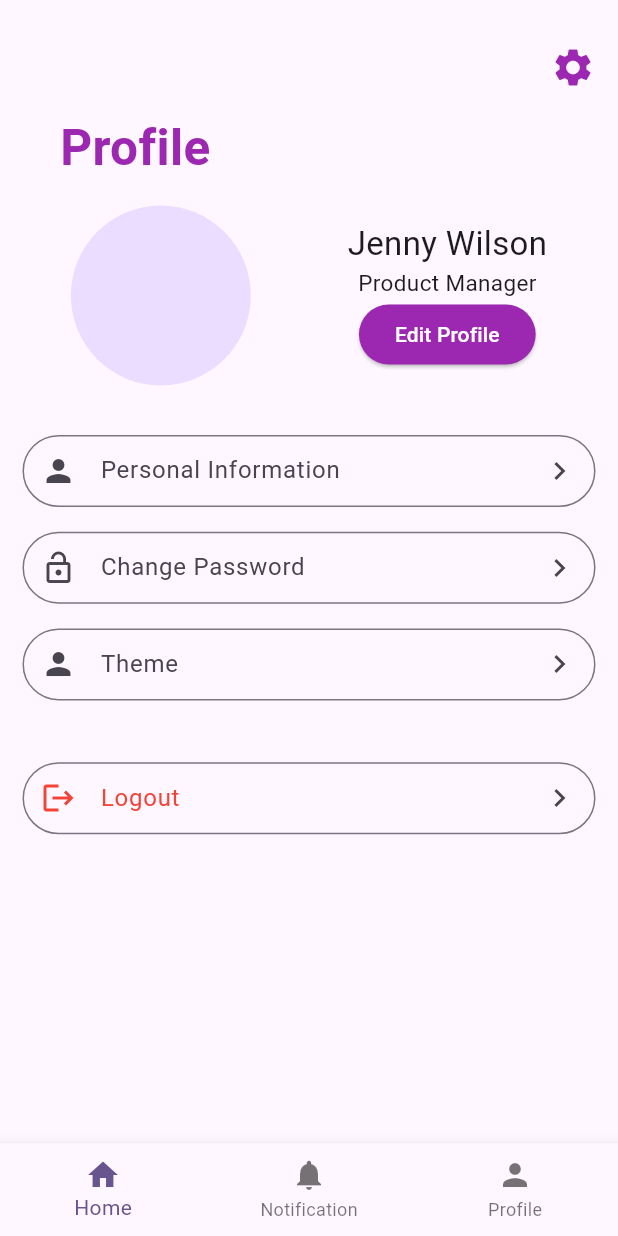
After one commit to rahulsaini0160/skool, a Flutter app: the screen it shows after launch, on a phone screen of 412 x 824 dp. The commit adds this screen. Run offline on Flutter 3.47's test engine with Material 2 defaults, Android fonts, the phone set to English and light mode, and no system bars.

Commit message:
code commit

```diff
--- /dev/null
+++ b/lib/post.dart
@@ -0,0 +1,203 @@
+import 'package:flutter/material.dart';
+
+class postData extends StatefulWidget {
+  const postData({super.key});
+
+  @override
+  State<postData> createState() => _postDataState();
+}
+
+class _postDataState extends State<postData> {
+  @override
+  Widget build(BuildContext context) {
+    var _mediaQuery = MediaQuery.of(context);
+    return Scaffold(
+      body: Container(
+        padding: EdgeInsets.symmetric(horizontal: 15, vertical: 30),
+        child: Column(
+          children: [
+            Row(
+              mainAxisAlignment: MainAxisAlignment.end,
+              children: <Widget>[
+                Icon(
+                  Icons.settings,
+                  size: 30,
+                  color: Colors.purple,
+                )
+              ],
+            ),
+            Padding(
+              padding: const EdgeInsets.symmetric(horizontal: 25, vertical: 15),
+              child: Row(
+                mainAxisAlignment: MainAxisAlignment.start,
+                children: [
+                  Text(
+                    "Profile",
+                    style: TextStyle(
+                        fontSize: 33,
+                        fontWeight: FontWeight.w700,
+                        color: Colors.purple),
+                  ),
+                ],
+              ),
+            ),
+            Column(
+              children: [
+                Row(
+                  mainAxisAlignment: MainAxisAlignment.spaceAround,
+                  children: [
+                    CircleAvatar(
+                      radius: 60,
+                    ),
+                    Column(
+                      children: [
+                        Text(
+                          "Jenny Wilson",
+                          style: TextStyle(fontSize: 22),
+                        ),
+                        Text(
+                          "Product Manager",
+                          style: TextStyle(fontSize: 15),
+                        ),
+                        ElevatedButton(
+                          onPressed: () {
+                            // Example: Navigator.push(context, MaterialPageRoute(builder: (context) => EditProfilePage()));
+                          },
+                          style: ElevatedButton.styleFrom(
+                            backgroundColor: Colors.purple,
+                          ),
+                          child: Text(
+                            'Edit Profile',
+                            style: TextStyle(color: Colors.white),
+                          ),
+                        ),
+                      ],
+                    ),
+                  ],
+                ),
+              ],
+            ),
+            SizedBox(
+              height: _mediaQuery.size.height * 0.04,
+            ),
+            Container(
+              child: Column(
+                mainAxisAlignment: MainAxisAlignment.center,
+                children: [
+                  TextField(
+                    decoration: InputDecoration(
+                      contentPadding: EdgeInsets.all(12.0),
+                      border: OutlineInputBorder(
+                        borderRadius: BorderRadius.circular(
+                            50.0), // Adjust the border radius as needed
+                      ),
+                      prefixIcon: Icon(Icons.person), // Prefix Icon
+                      hintText: 'Personal Information', // Placeholder text
+                      suffixIcon: Icon(Icons.navigate_next), // Suffix Icon
+                    ),
+                  ),
+                ],
+              ),
+            ),
+            SizedBox(
+              height: _mediaQuery.size.height * 0.02,
+            ),
+            Container(
+              child: Column(
+                mainAxisAlignment: MainAxisAlignment.center,
+                children: [
+                  TextField(
+                    decoration: InputDecoration(
+                      contentPadding: EdgeInsets.all(12.0),
+                      border: OutlineInputBorder(
+                        borderRadius: BorderRadius.circular(
+                            50.0), // Adjust the border radius as needed
+                      ),
+                      prefixIcon: Icon(Icons.lock_open), // Prefix Icon
+                      hintText: 'Change Password', // Placeholder text
+                      suffixIcon: Icon(Icons.navigate_next), // Suffix Icon
+                    ),
+                  ),
+                ],
+              ),
+            ),
+            SizedBox(
+              height: _mediaQuery.size.height * 0.02,
+            ),
+            Container(
+              child: Column(
+                mainAxisAlignment: MainAxisAlignment.center,
+                children: [
+                  TextField(
+                    decoration: InputDecoration(
+                      contentPadding: EdgeInsets.all(12.0),
+                      border: OutlineInputBorder(
+                        borderRadius: BorderRadius.circular(
+                            50.0), // Adjust the border radius as needed
+                      ),
+                      prefixIcon: Icon(Icons.person), // Prefix Icon
+                      hintText: 'Theme', // Placeholder text
+                      suffixIcon: Icon(Icons.navigate_next), // Suffix Icon
+                    ),
+                  ),
+                ],
+              ),
+            ),
+            SizedBox(
+              height: _mediaQuery.size.height * 0.05,
+            ),
+            Container(
+              child: Column(
+                mainAxisAlignment: MainAxisAlignment.center,
+                children: [
+                  TextField(
+                    decoration: InputDecoration(
+                      contentPadding: EdgeInsets.all(12.0),
+                      border: OutlineInputBorder(
+                        borderRadius: BorderRadius.circular(
+                            50.0), // Adjust the border radius as needed
+                      ),
+                      prefixIcon: Icon(
+                        Icons.logout,
+                        color: Colors.red,
+                      ), // Prefix Icon
+                      hintText: 'Logout',
+                      hintStyle:
+                          TextStyle(color: Colors.red), // Placeholder text
+                      suffixIcon: Icon(Icons.navigate_next), // Suffix Icon
+                    ),
+                  ),
+                ],
+              ),
+            ),
+          ],
+        ),
+      ),
+      bottomNavigationBar: Container(
+        height: _mediaQuery.size.height * 0.075,
+        child: BottomNavigationBar(
+          // currentIndex: _currentIndex,
+          // onTap: (int index) {
+          //   setState(() {
+          //     _currentIndex = index;
+          //   });
+          // },
+          items: const [
+            BottomNavigationBarItem(
+              icon: Icon(Icons.home),
+              label: 'Home',
+            ),
+            BottomNavigationBarItem(
+              icon: Icon(Icons.notifications),
+              label: 'Notification',
+            ),
+            BottomNavigationBarItem(
+              icon: Icon(Icons.person),
+              label: 'Profile',
+            ),
+          ],
+        ),
+      ),
+    );
+  }
+}
```
Also changed, not shown: lib/DetailPage.dart (+20 -17 lines), lib/JsonApi.dart (+38 -24 lines), lib/main.dart (+24 -12 lines), lib/media.dart (added, +82 -0 lines), lib/model.dart (+8 -7 lines), lib/postMethod.dart (added, +93 -0 lines), pubspec.lock.
